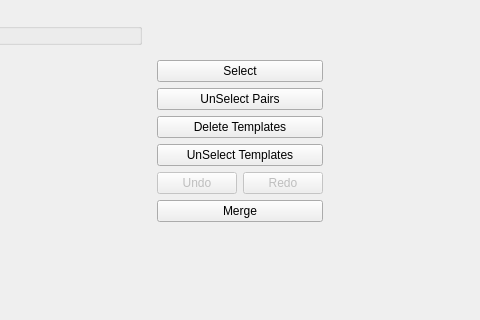
First picture: the form in circus/shared/qt_merge.ui, repository spyking-circus/spyking-circus, before the edit; both pictures show x 357 to 837 and y 0 to 320 of the 974 by 625 pixel window.
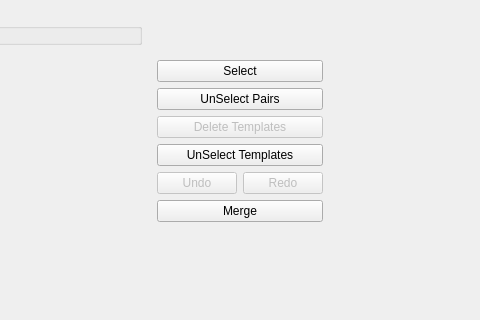
Second picture: the form after the edit. Icons and pictures are not drawn. Custom widgets are drawn as their Qt base class.

Commit message: Polishing before release

The edit to the form file:
```diff
--- a/circus/shared/qt_merge.ui
+++ b/circus/shared/qt_merge.ui
@@ -213,6 +213,9 @@
        </item>
        <item>
         <widget class="QPushButton" name="btn_delete">
+         <property name="enabled">
+          <bool>false</bool>
+         </property>
          <property name="text">
           <string>Delete Templates</string>
          </property>
```
Left out of the diff: 4 changed lines with no effect on the pictures. The commit also changes 2 other files.
